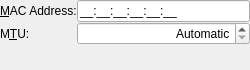
First picture: the form in libs/ui/wired.ui, repository netrunner-debian-kde-extras/networkmanagement, before the edit.
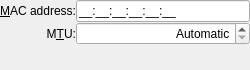
Second picture: the form after the edit.

```diff
--- a/libs/ui/wired.ui
+++ b/libs/ui/wired.ui
@@ -26,10 +26,13 @@
        <property name="toolTip" >
         <string>Example: 11:22:33:44:55:66</string>
        </property>
-       <property name="text" >
-        <string>&amp;MAC Address:</string>
+       <property name="text">
+        <string>&amp;MAC address:</string>
        </property>
-       <property name="buddy" >
+       <property name="alignment">
+        <set>Qt::AlignRight|Qt::AlignTrailing|Qt::AlignVCenter</set>
+       </property>
+       <property name="buddy">
         <cstring>macAddress</cstring>
        </property>
       </widget>
@@ -55,7 +58,10 @@
        <property name="text" >
         <string>M&amp;TU:</string>
        </property>
-       <property name="buddy" >
+       <property name="alignment">
+        <set>Qt::AlignRight|Qt::AlignTrailing|Qt::AlignVCenter</set>
+       </property>
+       <property name="buddy">
         <cstring>mtu</cstring>
        </property>
       </widget>
```
Left out of the diff: 67 changed lines with no effect on the pictures.
